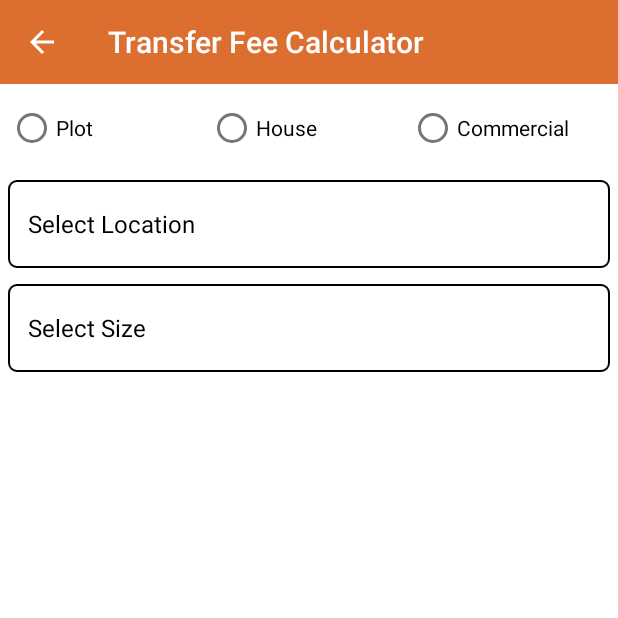
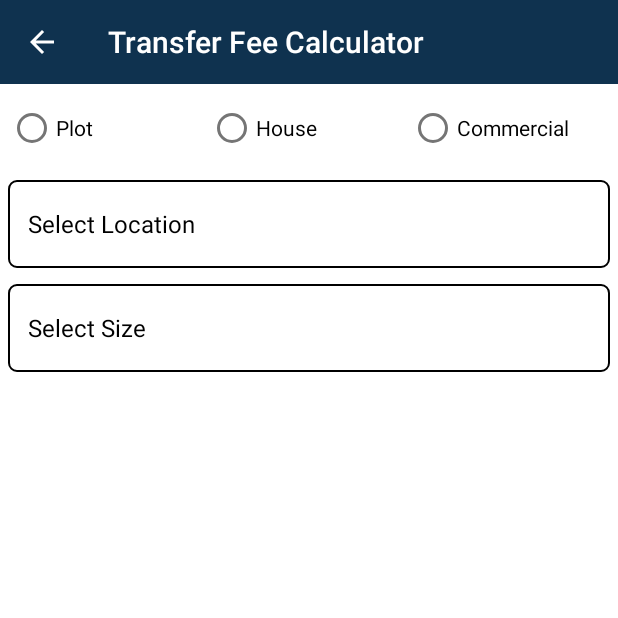
Before and after one commit to fitareq/Easy-map, an Android app: the TransferExpensesActivity screen opened directly, with no data from a screen before it, on a phone screen of 412 x 824 dp, the top half of it. Run offline under Robolectric (Android 15) with nearby library versions, the phone set to English and light mode, and no system bars.

Commit message:
changed the color or appbar and bottom slider.

```diff
--- a/app/src/main/res/layout/activity_main.xml
+++ b/app/src/main/res/layout/activity_main.xml
@@ -18,7 +18,8 @@
 
             <FrameLayout
                 android:layout_width="match_parent"
-                android:layout_height="wrap_content">
+                android:layout_height="wrap_content"
+                android:layout_marginBottom="20dp">
                 <ImageView
                     android:id="@+id/property_seekers_image_view"
                     android:layout_width="match_parent"
@@ -29,7 +30,7 @@
                 <pl.droidsonroids.gif.GifImageView
                     android:id="@+id/home_image_view"
                     android:layout_width="match_parent"
-                    android:layout_height="320dp"
+                    android:layout_height="315dp"
                     android:src="@drawable/home" />
 
                 <Button
--- a/app/src/main/res/layout/activity_transfer_expenses.xml
+++ b/app/src/main/res/layout/activity_transfer_expenses.xml
@@ -7,7 +7,7 @@
         android:id="@+id/toolbar"
         android:layout_width="match_parent"
         android:layout_height="?attr/actionBarSize"
-        android:background="@color/primary"
+        android:background="#0f324f"
         android:navigationIcon="@drawable/ic_baseline_arrow_back_24"
         android:title="@string/transfer_fee_cal"/>
     <ScrollView
--- a/app/src/main/res/layout/slider_card.xml
+++ b/app/src/main/res/layout/slider_card.xml
@@ -3,7 +3,7 @@
     xmlns:android="http://schemas.android.com/apk/res/android"
     android:layout_width="match_parent"
     android:layout_height="wrap_content"
-    android:background="#1A226B">
+    android:background="#0f324f">
 
     <TextView
         android:id="@+id/slider_text"
```
